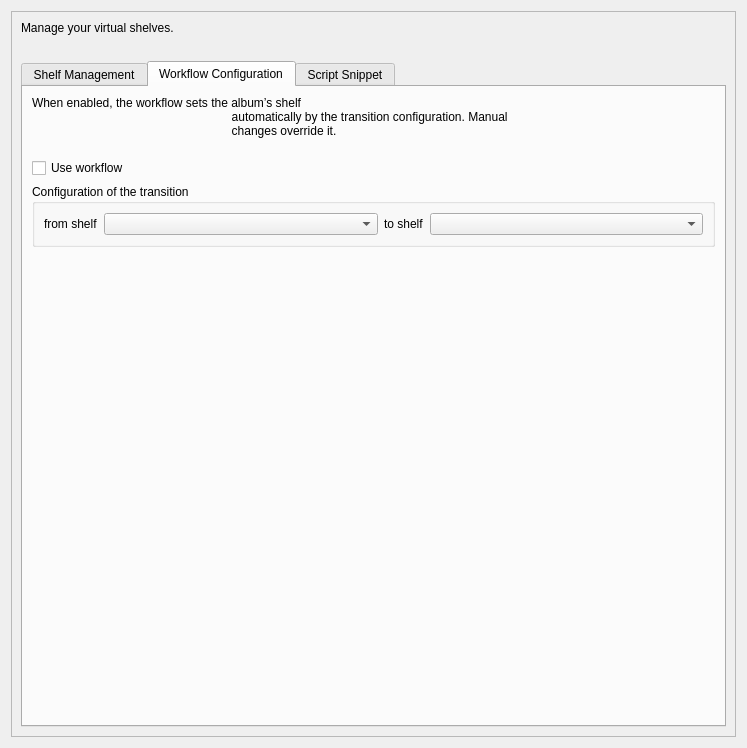
Old version of the form shelves/ui/shelves.ui in the repository nrth3rnlb/picard-plugin-shelves.
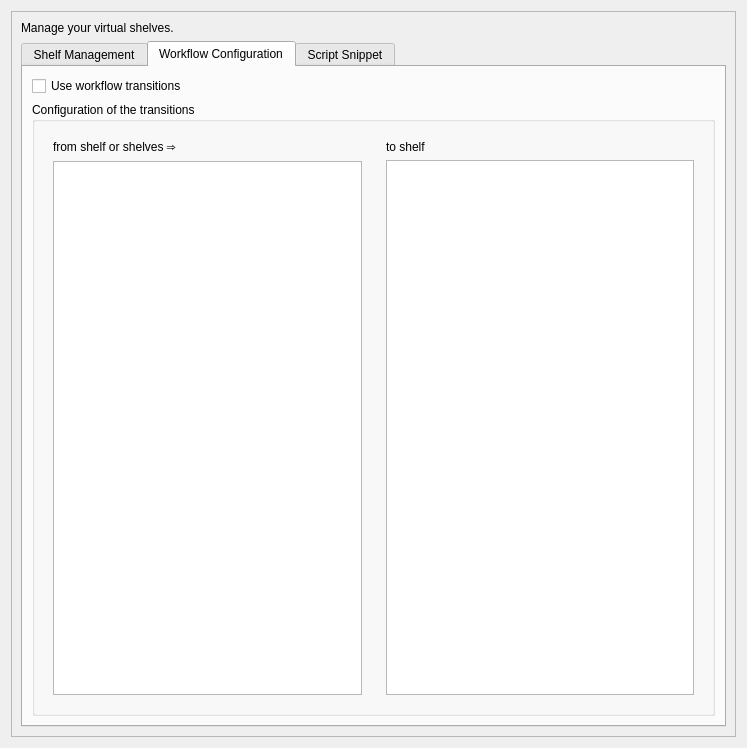
New version of the form. The open tabs and pages were chosen to show the change.

Commit message:
feat!: Configuration adjustments required
BREAKING CHANGE: The configuration has been changed, and the plugin must be reconfigured. An automatic migration is not provided, so manual configuration adjustments are necessary.

feat(shelves): enhance shelf and workflow management

- Add support for manual shelf tagging and resetting to automatic transitions.
- Refactor `ShelfManager` and `ShelfUtils` for better separation of concerns.
- Improve workflow logic with additional configuration options.
- Update UI for better usability and clarity.

The edit to the form file:
```diff
--- a/shelves/ui/shelves.ui
+++ b/shelves/ui/shelves.ui
@@ -39,23 +39,6 @@
                                     </property>
                                 </widget>
                             </item>
-                            <item>
-                                <widget class="QLabel" name="label">
-                                    <property name="text">
-                                        <string/>
-                                    </property>
-                                    <property name="wordWrap">
-                                        <bool>true</bool>
-                                    </property>
-                                    <property name="margin">
-                                        <number>10</number>
-                                    </property>
-                                    <property name="textInteractionFlags">
-                                        <set>Qt::NoTextInteraction</set>
-                                    </property>
-                                    <layout class="QVBoxLayout" name="verticalLayout_2"/>
-                                </widget>
-                            </item>
                             <item>
                                 <widget class="QTabWidget" name="tabWidget">
                                     <property name="sizePolicy">
@@ -199,23 +182,10 @@
                                             <string>Workflow Configuration</string>
                                         </attribute>
                                         <layout class="QVBoxLayout" name="verticalLayout_8">
-                                            <item alignment="Qt::AlignTop">
-                                                <widget class="QLabel" name="l_workflow_description">
-                                                    <property name="text">
-                                                        <string>When enabled, the workflow sets the album’s shelf
-                                                            automatically by the transition configuration. Manual
-                                                            changes override it.
-                                                        </string>
-                                                    </property>
-                                                    <property name="wordWrap">
-                                                        <bool>true</bool>
-                                                    </property>
-                                                </widget>
-                                            </item>
                                             <item>
                                                 <widget class="QCheckBox" name="workflow_enabled">
                                                     <property name="text">
-                                                        <string>Use workflow</string>
+                                                        <string>Use workflow transitions</string>
                                                     </property>
                                                 </widget>
                                             </item>
@@ -225,65 +195,56 @@
                                                         <bool>true</bool>
                                                     </property>
                                                     <property name="title">
-                                                        <string>Configuration of the transition</string>
+                                                        <string>Configuration of the transitions</string>
                                                     </property>
                                                     <layout class="QHBoxLayout" name="horizontalLayout_2">
                                                         <item>
-                                                            <widget class="QLabel" name="l_workflow_stage_1">
+                                                            <widget class="QWidget" name="transition_stage_1"
+                                                                    native="true">
+                                                                <layout class="QVBoxLayout" name="verticalLayout_5">
+                                                                    <item>
+                                                                        <widget class="QLabel"
+                                                                                name="label_workflow_stage_1">
                                                                 <property name="sizePolicy">
                                                                     <sizepolicy hsizetype="Preferred"
-                                                                                vsizetype="Preferred">
+                                                                                            vsizetype="Preferred">
                                                                         <horstretch>0</horstretch>
                                                                         <verstretch>0</verstretch>
                                                                     </sizepolicy>
                                                                 </property>
                                                                 <property name="text">
-                                                                    <string>from shelf</string>
+                                                                                <string>from shelf or shelves ⇒</string>
                                                                 </property>
                                                             </widget>
                                                         </item>
                                                         <item>
-                                                            <widget class="QComboBox" name="workflow_stage_1">
-                                                                <property name="sizePolicy">
-                                                                    <sizepolicy hsizetype="Expanding" vsizetype="Fixed">
-                                                                        <horstretch>0</horstretch>
-                                                                        <verstretch>0</verstretch>
-                                                                    </sizepolicy>
-                                                                </property>
+                                                                        <widget class="QListWidget"
+                                                                                name="workflow_stage_1"/>
+                                                                    </item>
+                                                                </layout>
                                                             </widget>
                                                         </item>
                                                         <item>
-                                                            <widget class="QLabel" name="l_workflow_stage_2">
+                                                            <widget class="QWidget" name="transition_stage_2"
+                                                                    native="true">
+                                                                <layout class="QVBoxLayout" name="verticalLayout_7">
+                                                                    <item>
+                                                                        <widget class="QLabel"
+                                                                                name="label_workflow_stage_2">
                                                                 <property name="text">
                                                                     <string>to shelf</string>
                                                                 </property>
                                                             </widget>
                                                         </item>
                                                         <item>
-                                                            <widget class="QComboBox" name="workflow_stage_2">
-                                                                <property name="sizePolicy">
-                                                                    <sizepolicy hsizetype="Expanding" vsizetype="Fixed">
-                                                                        <horstretch>0</horstretch>
-                                                                        <verstretch>0</verstretch>
-                                                                    </sizepolicy>
-                                                                </property>
-                                                            </widget>
+                                                                        <widget class="QListWidget"
+                                                                                name="workflow_stage_2"/>
                                                         </item>
                                                     </layout>
                                                 </widget>
                                             </item>
-                                            <item>
-                                                <spacer name="verticalSpacer">
-                                                    <property name="orientation">
-                                                        <enum>Qt::Vertical</enum>
-                                                    </property>
-                                                    <property name="sizeHint" stdset="0">
-                                                        <size>
-                                                            <width>20</width>
-                                                            <height>40</height>
-                                                        </size>
-                                                    </property>
-                                                </spacer>
+                                                    </layout>
+                                                </widget>
                                             </item>
                                         </layout>
                                     </widget>
```
Left out of the diff: 17 changed lines with no effect on the pictures. Lines whose indentation alone changed are shown as unchanged. The commit also changes 11 other files.
